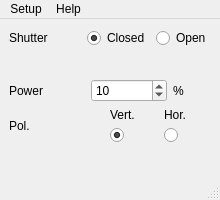
This is software/lcu03/src/main_wnd.ui in z80/lcu03 as Qt 5 draws it before an edit. The edited form follows.
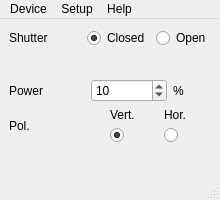
This is the edited form.

What changed in the file:
```diff
--- a/software/lcu03/src/main_wnd.ui
+++ b/software/lcu03/src/main_wnd.ui
@@ -241,6 +241,12 @@
     <addaction name="actionAbout"/>
     <addaction name="actionFirmware_upgrade"/>
    </widget>
+   <widget class="QMenu" name="menuDevice">
+    <property name="title">
+     <string>Device</string>
+    </property>
+   </widget>
+   <addaction name="menuDevice"/>
    <addaction name="menuSetup"/>
    <addaction name="menuHelp"/>
   </widget>
```
Left out of the diff: 6 changed lines with no effect on the pictures.
